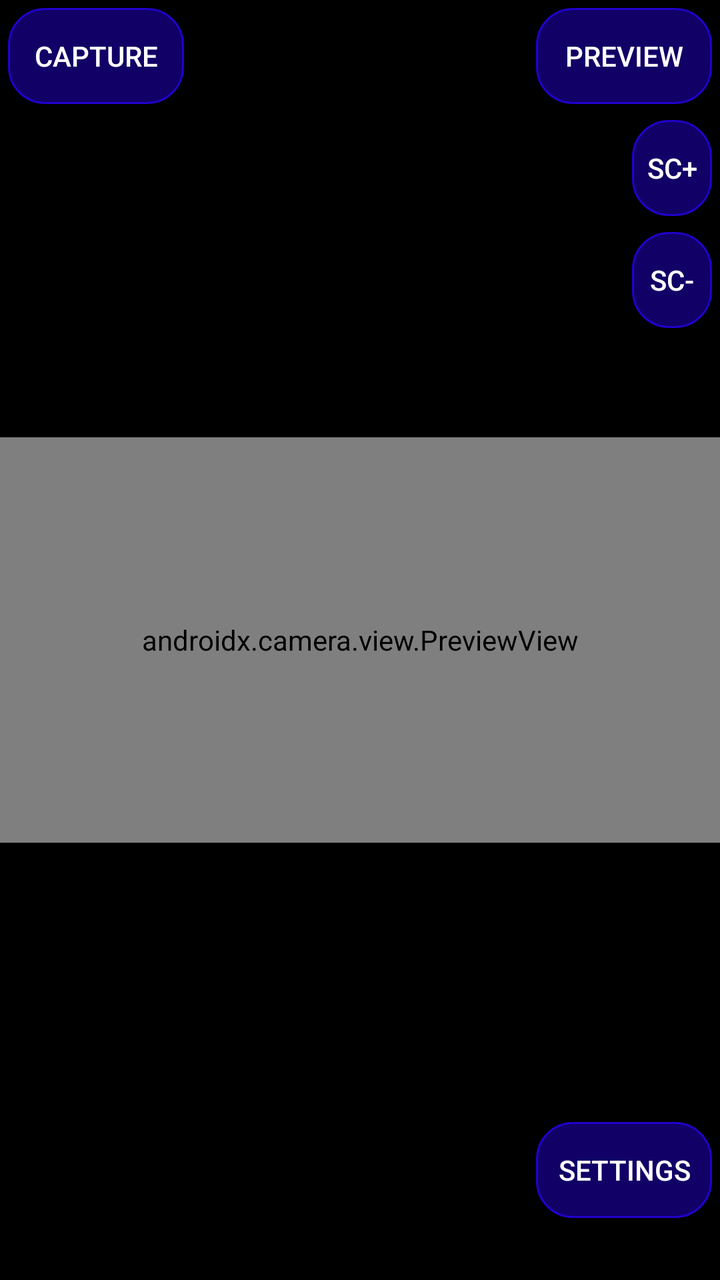
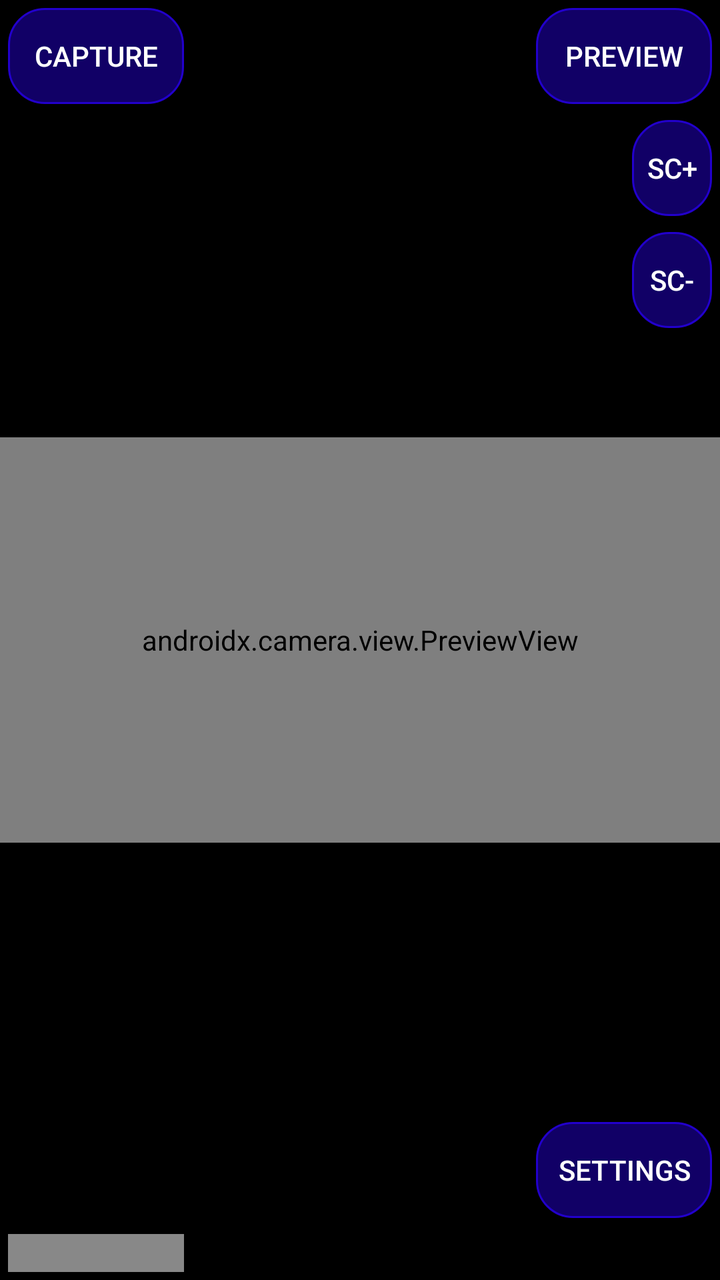

The first picture is an Android layout as it rendered before a commit; the second is the same layout after the commit. The layout source and the unified diff follow.
<!-- AndroidManifest.xml: application theme Theme.AppCompat.Light.NoActionBar -->
<!-- res/layout/activity_main.xml -->
<androidx.constraintlayout.widget.ConstraintLayout xmlns:android="http://schemas.android.com/apk/res/android"
    xmlns:app="http://schemas.android.com/apk/res-auto"
    xmlns:tools="http://schemas.android.com/tools"
    android:layout_width="match_parent"
    android:layout_height="match_parent"
    android:background="@color/black">

    <androidx.camera.view.PreviewView
        android:id="@+id/previewView"
        android:layout_width="0dp"
        android:layout_height="0dp"
        app:layout_constraintBottom_toBottomOf="parent"
        app:layout_constraintDimensionRatio="16:9"
        app:layout_constraintEnd_toEndOf="parent"
        app:layout_constraintStart_toStartOf="parent"
        app:layout_constraintTop_toTopOf="parent">

    </androidx.camera.view.PreviewView>

    <ImageView
        android:id="@+id/onionSkinView"
        android:layout_width="match_parent"
        android:layout_height="match_parent"
        android:alpha="0.4"
        android:contentDescription="@string/onion_skin"
        android:scaleType="fitCenter"
        android:visibility="visible" />

    <GridLayout
        android:id="@+id/gridLayout"
        android:layout_width="match_parent"
        android:layout_height="match_parent"
        android:columnCount="6"
        android:rowCount="6"
        android:useDefaultMargins="true">

        <Button
            android:id="@+id/captureButton"
            android:layout_row="0"
            android:layout_column="0"
            android:background="@drawable/rounded"
            android:textColor="@android:color/white"
            android:text="@string/capture_frame" />

        <Button
            android:id="@+id/previewButton"
            android:layout_row="0"
            android:layout_column="5"
            android:layout_gravity="end"
            android:background="@drawable/rounded"
            android:textColor="@android:color/white"
            android:text="Preview" />

        <Button
            android:id="@+id/upFolder"
            android:layout_row="2"
            android:layout_column="5"
            android:layout_width="40dp"
            android:layout_gravity="end"
            android:background="@drawable/rounded"
            android:textColor="@android:color/white"
            android:text="Sc+" />

        <Button
            android:id="@+id/downFolder"
            android:layout_row="3"
            android:layout_column="5"
            android:layout_width="40dp"
            android:layout_gravity="end"
            android:background="@drawable/rounded"
            android:textColor="@android:color/white"
            android:text="Sc-" />

        <TextView
            android:id="@+id/label"
            android:layout_columnSpan="5"
            android:layout_row="5"
            android:background="#88FFFFFF"
            android:textColor="@color/black" />

        <Button
            android:id="@+id/settingsButton"
            android:layout_row="5"
            android:layout_column="5"
            android:layout_gravity="end"
            android:background="@drawable/rounded"
            android:textColor="@android:color/white"
            android:text="Settings" />

    </GridLayout>


</androidx.constraintlayout.widget.ConstraintLayout>
<!-- resources referenced by this layout -->
<resources>
  <color name="black">#FF000000</color>
  <!-- drawable rounded (drawable) -->
  <shape xmlns:android="http://schemas.android.com/apk/res/android">
      <solid android:color="#110066"/>
      <corners android:radius="18dp"/>
      <stroke android:width="1dp" android:color="#2200cc"/>
  </shape>
  <string name="capture_frame">Capture</string>
  <string name="onion_skin">onion skin</string>
</resources>

<!-- the commit's change to res/layout/activity_main.xml (unified diff, before → after) -->
@@ -75,6 +75,8 @@
             android:id="@+id/label"
             android:layout_columnSpan="5"
             android:layout_row="5"
+            android:layout_width="0dp"
+            android:layout_gravity="fill_horizontal"
             android:background="#88FFFFFF"
             android:textColor="@color/black" />
 
